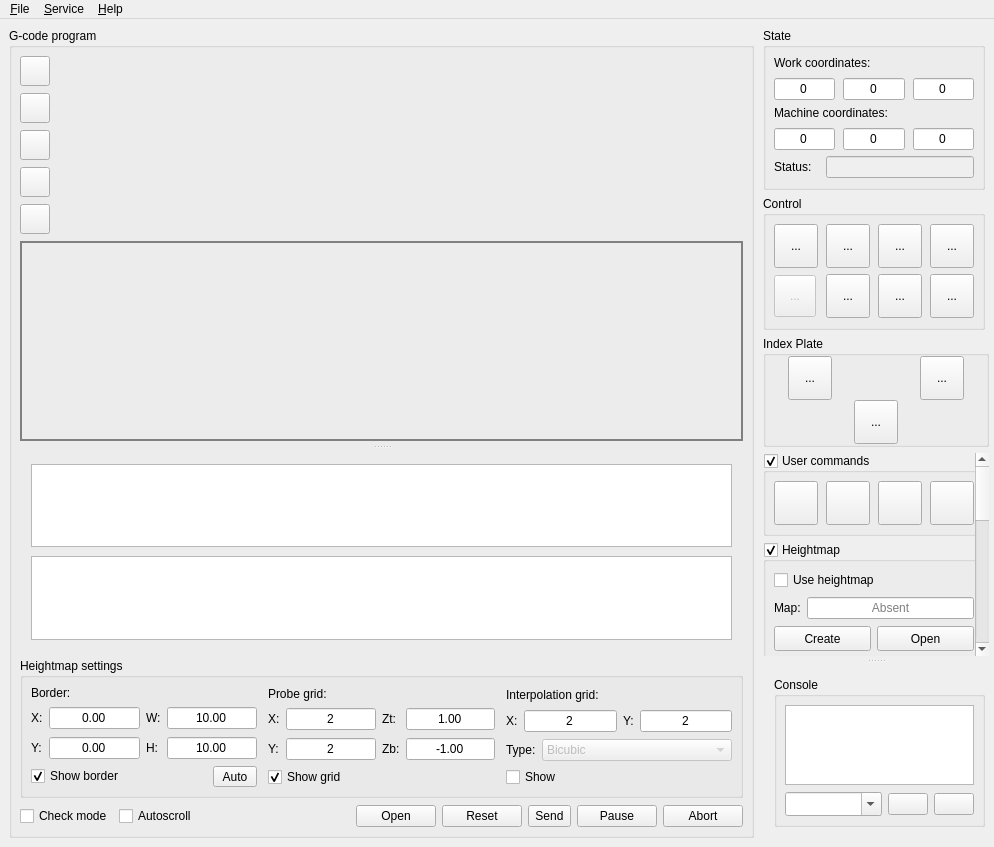
The window that src/frmmain.ui (jeedyang/Candle) describes before a commit, drawn with Qt 5.
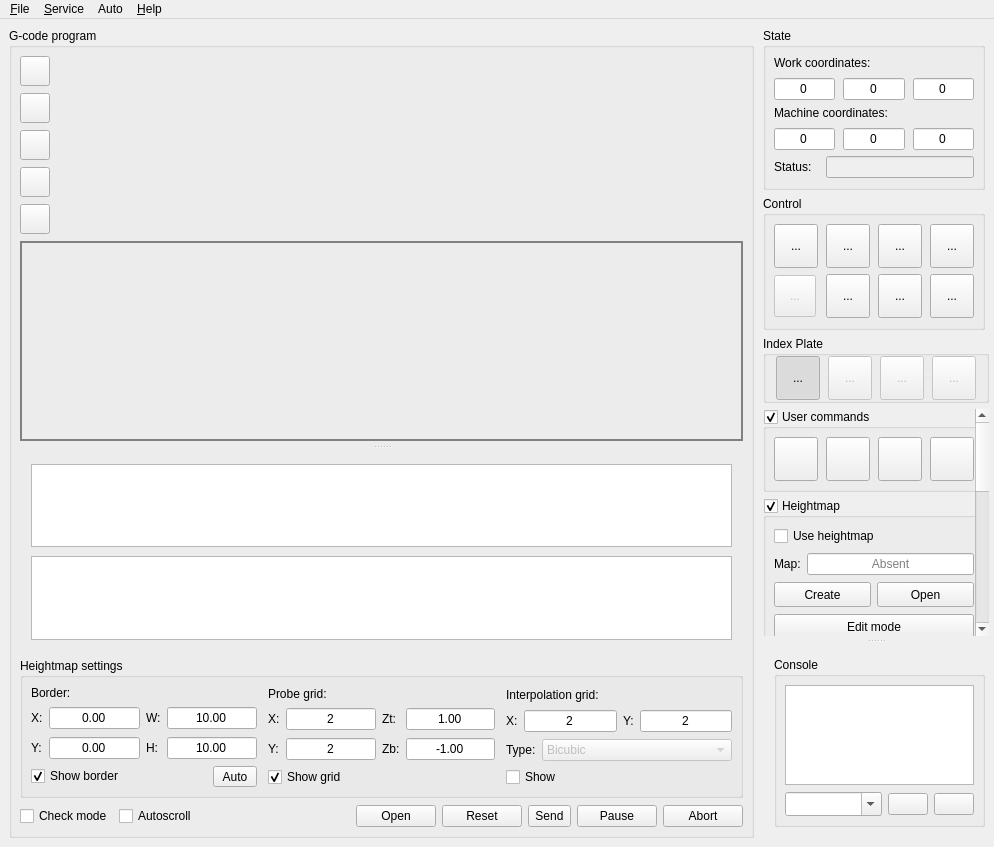
The same window after the commit. Icons and pictures are not drawn. Custom widgets are drawn as their Qt base class.

Diff of the .ui file:
```diff
--- a/src/frmmain.ui
+++ b/src/frmmain.ui
@@ -1521,8 +1521,95 @@
            <property name="spacing">
             <number>0</number>
            </property>
+           <item row="0" column="1">
+            <layout class="QGridLayout" name="gridLayout_9">
+             <property name="horizontalSpacing">
+              <number>8</number>
+             </property>
            <item row="0" column="0">
+              <widget class="StyledToolButton" name="cmdIdxPlateEn">
+               <property name="sizePolicy">
+                <sizepolicy hsizetype="Fixed" vsizetype="Fixed">
+                 <horstretch>0</horstretch>
+                 <verstretch>0</verstretch>
+                </sizepolicy>
+               </property>
+               <property name="minimumSize">
+                <size>
+                 <width>44</width>
+                 <height>44</height>
+                </size>
+               </property>
+               <property name="toolTip">
+                <string>enabled or disabled plate</string>
+               </property>
+               <property name="text">
+                <string>...</string>
+               </property>
+               <property name="icon">
+                <iconset resource="images.qrc">
+                 <normaloff>:/images/brake.png</normaloff>:/images/brake.png</iconset>
+               </property>
+               <property name="iconSize">
+                <size>
+                 <width>30</width>
+                 <height>30</height>
+                </size>
+               </property>
+               <property name="checkable">
+                <bool>true</bool>
+               </property>
+               <property name="checked">
+                <bool>true</bool>
+               </property>
+              </widget>
+             </item>
+             <item row="0" column="1">
+              <widget class="StyledToolButton" name="cmdIdxPlateHome">
+               <property name="enabled">
+                <bool>false</bool>
+               </property>
+               <property name="sizePolicy">
+                <sizepolicy hsizetype="Fixed" vsizetype="Fixed">
+                 <horstretch>0</horstretch>
+                 <verstretch>0</verstretch>
+                </sizepolicy>
+               </property>
+               <property name="minimumSize">
+                <size>
+                 <width>44</width>
+                 <height>44</height>
+                </size>
+               </property>
+               <property name="toolTip">
+                <string>Index plate home</string>
+               </property>
+               <property name="text">
+                <string>...</string>
+               </property>
+               <property name="icon">
+                <iconset resource="images.qrc">
+                 <normaloff>:/images/search_for_home2.png</normaloff>:/images/search_for_home2.png</iconset>
+               </property>
+               <property name="iconSize">
+                <size>
+                 <width>30</width>
+                 <height>30</height>
+                </size>
+               </property>
+              </widget>
+             </item>
+             <item row="0" column="2">
             <widget class="StyledToolButton" name="cmdIdxPlateLast">
+               <property name="enabled">
+                <bool>false</bool>
+               </property>
+               <property name="sizePolicy">
+                <sizepolicy hsizetype="Maximum" vsizetype="Fixed">
+                 <horstretch>0</horstretch>
+                 <verstretch>0</verstretch>
+                </sizepolicy>
+               </property>
              <property name="minimumSize">
               <size>
                <width>44</width>
@@ -1547,34 +1634,17 @@
              </property>
             </widget>
            </item>
-           <item row="1" column="1">
-            <widget class="StyledToolButton" name="cmdIdxPlateHome">
-             <property name="minimumSize">
-              <size>
-               <width>44</width>
-               <height>44</height>
-              </size>
-             </property>
-             <property name="toolTip">
-              <string>Index plate home</string>
-             </property>
-             <property name="text">
-              <string>...</string>
-             </property>
-             <property name="icon">
-              <iconset resource="images.qrc">
-               <normaloff>:/images/target.png</normaloff>:/images/target.png</iconset>
-             </property>
-             <property name="iconSize">
-              <size>
-               <width>30</width>
-               <height>30</height>
-              </size>
-             </property>
-            </widget>
-           </item>
-           <item row="0" column="2">
+             <item row="0" column="3">
             <widget class="StyledToolButton" name="cmdIdxPlateNext">
+               <property name="enabled">
+                <bool>false</bool>
+               </property>
+               <property name="sizePolicy">
+                <sizepolicy hsizetype="Maximum" vsizetype="Fixed">
+                 <horstretch>0</horstretch>
+                 <verstretch>0</verstretch>
+                </sizepolicy>
+               </property>
              <property name="minimumSize">
               <size>
                <width>44</width>
@@ -1600,6 +1670,8 @@
             </widget>
            </item>
           </layout>
+           </item>
+          </layout>
          </widget>
         </item>
        </layout>
@@ -1647,8 +1719,8 @@
            <rect>
             <x>0</x>
             <y>0</y>
-            <width>228</width>
-            <height>656</height>
+            <width>232</width>
+            <height>706</height>
            </rect>
           </property>
           <property name="sizePolicy">
@@ -2722,7 +2794,7 @@
      <x>0</x>
      <y>0</y>
      <width>994</width>
-     <height>23</height>
+     <height>21</height>
     </rect>
    </property>
    <widget class="QMenu" name="mnuFile">
@@ -2758,8 +2830,16 @@
     </property>
     <addaction name="actAbout"/>
    </widget>
+   <widget class="QMenu" name="menuAuto">
+    <property name="title">
+     <string>Auto</string>
+    </property>
+    <addaction name="actionStart"/>
+    <addaction name="actionStop"/>
+   </widget>
    <addaction name="mnuFile"/>
    <addaction name="mnuService"/>
+   <addaction name="menuAuto"/>
    <addaction name="mnuHelp"/>
   </widget>
   <action name="actFileOpen">
```
Left out of the diff: 54 changed lines with no effect on the pictures. Lines whose indentation alone changed are shown as unchanged.
